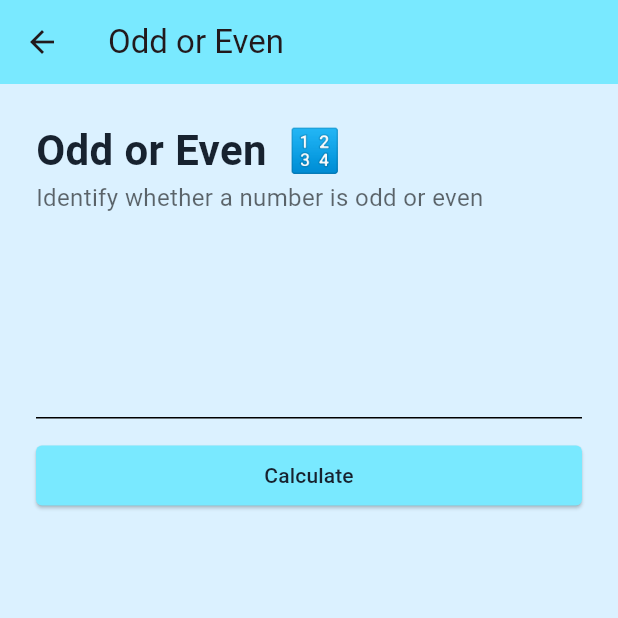
After one commit to plirapli/tpm-tugas-1, a Flutter app: the OddEvenPage screen opened directly, on a phone screen of 412 x 824 dp, the top half of it. The commit adds this screen. Run offline on Flutter 3.47's test engine with Material 3 defaults, Android fonts, the light colour scheme and no system bars.

Commit message:
add page and ui

```diff
--- /dev/null
+++ b/lib/pages/oddeven.dart
@@ -0,0 +1,99 @@
+import 'package:flutter/material.dart';
+import 'package:flutter/widgets.dart';
+
+class OddEvenPage extends StatefulWidget {
+  const OddEvenPage({super.key});
+
+  @override
+  State<OddEvenPage> createState() => _OddEvenPageState();
+}
+
+class _OddEvenPageState extends State<OddEvenPage> {
+  @override
+  Widget build(BuildContext context) {
+    return SafeArea(
+      child: Scaffold(
+        appBar: AppBar(
+          title: const Text("Odd or Even"),
+          backgroundColor: const Color.fromARGB(255, 121, 233, 255),
+        ),
+        body: Container(
+          color: const Color.fromARGB(255, 219, 241, 255),
+          padding: const EdgeInsets.symmetric(
+            vertical: 24,
+            horizontal: 24,
+          ),
+          child: Column(children: [_heading(), _main()]),
+        ),
+      ),
+    );
+  }
+
+  Widget _heading() {
+    return Container(
+        alignment: Alignment.centerLeft,
+        child: const Column(
+          crossAxisAlignment: CrossAxisAlignment.start,
+          children: [
+            Text(
+              "Odd or Even  🔢",
+              style: TextStyle(
+                  fontSize: 28,
+                  fontWeight: FontWeight.bold,
+                  color: Color.fromARGB(255, 23, 34, 47)),
+            ),
+            Text(
+              "Identify whether a number is odd or even",
+              style:
+                  TextStyle(fontSize: 16, color: Color.fromARGB(150, 0, 0, 0)),
+            ),
+          ],
+        ));
+  }
+
+  Widget _main() {
+    return Container(
+        margin: const EdgeInsets.only(top: 72),
+        child: Column(
+          children: [_inputField(), _calcButton(context)],
+        ));
+  }
+
+  Widget _inputField() {
+    return const TextField(
+      textAlign: TextAlign.center,
+      style: TextStyle(fontSize: 32),
+      decoration: InputDecoration(
+        enabledBorder: UnderlineInputBorder(
+          borderSide: BorderSide(color: Colors.black),
+        ),
+        focusedBorder: UnderlineInputBorder(
+          borderSide: BorderSide(color: Colors.black),
+        ),
+        border: UnderlineInputBorder(
+          borderSide: BorderSide(color: Colors.black),
+        ),
+      ),
+    );
+  }
+
+  Widget _calcButton(BuildContext context) {
+    return Container(
+      padding: const EdgeInsets.only(top: 14, bottom: 6),
+      width: MediaQuery.of(context).size.width,
+      child: ElevatedButton(
+        style: ElevatedButton.styleFrom(
+            backgroundColor: const Color.fromARGB(255, 121, 233, 255),
+            foregroundColor:
+                Theme.of(context).colorScheme.onPrimary, // foreground
+            shape:
+                RoundedRectangleBorder(borderRadius: BorderRadius.circular(4))),
+        onPressed: () {},
+        child: const Text(
+          'Calculate',
+          style: TextStyle(color: Color.fromARGB(255, 23, 34, 47)),
+        ),
+      ),
+    );
+  }
+}
```
Also changed, not shown: lib/home.dart (+12 -10 lines), lib/pages/sumsub.dart (added, +52 -0 lines).
